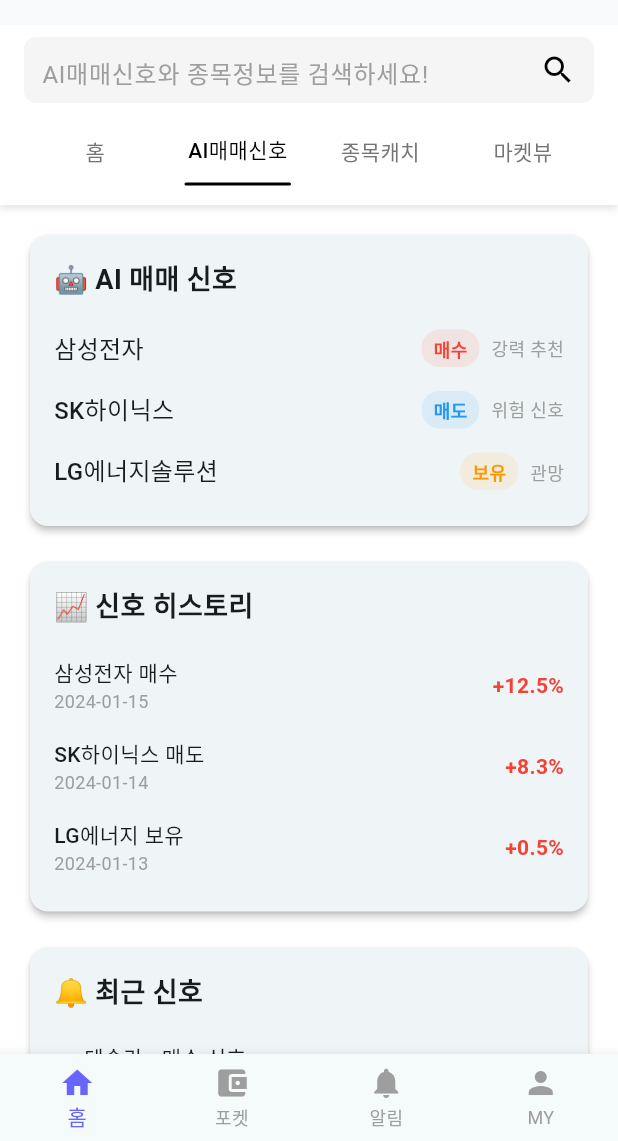
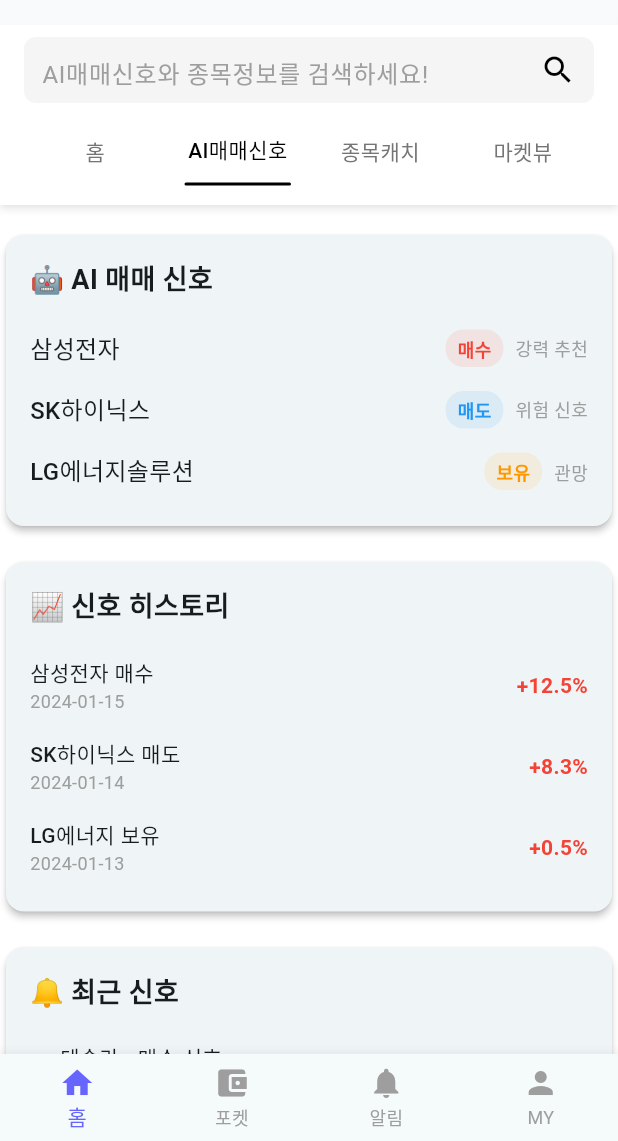
Before and after one commit to kind4u/rassi_clone, a Flutter app: the screen it shows after launch, after a tap on "AI매매신호", on a phone screen of 412 x 824 dp, the part 95-1236 px from its top. Run offline on Flutter 3.47's test engine with Material 3 defaults, Android fonts, the phone set to English and light mode, and no system bars.

Commit message:
home tab UI 수정(divider padding 이슈) / 비교분석 tab 추가

```diff
--- a/lib/components/common/ai_description_card.dart
+++ b/lib/components/common/ai_description_card.dart
@@ -64,7 +64,9 @@ class AiDescriptionCard extends StatelessWidget {
                   SizedBox(width: 12),
 
                   Row(
-                    crossAxisAlignment: CrossAxisAlignment.start,
+                    crossAxisAlignment: buyCount > sellCount
+                        ? CrossAxisAlignment.start
+                        : CrossAxisAlignment.end,
                     mainAxisSize: MainAxisSize.min,
                     children: [
                       // 매수 circle
--- /dev/null
+++ b/lib/components/common/compare_card.dart
@@ -0,0 +1,101 @@
+import 'package:flutter/material.dart';
+
+class CompareCard extends StatelessWidget {
+  const CompareCard({super.key});
+
+  @override
+  Widget build(BuildContext context) {
+    return Padding(
+      padding: const EdgeInsets.symmetric(vertical: 24.0),
+      child: Container(
+        padding: const EdgeInsets.all(16.0),
+        decoration: BoxDecoration(
+          color: Colors.white,
+          borderRadius: BorderRadius.circular(8.0),
+          boxShadow: [
+            BoxShadow(
+              color: Colors.black.withValues(alpha: 0.1),
+              spreadRadius: 6,
+              blurRadius: 8,
+              offset: const Offset(0, 0),
+            ),
+          ],
+        ),
+        child: Column(
+          children: [
+            TypeOfStock(
+              typeLabel: '메모리기판',
+              stockCount: 5,
+              percentageChange: 4.72,
+            ),
+
+            SizedBox(height: 16),
+            Container(height: 1, color: Colors.grey.shade300),
+            SizedBox(height: 16),
+
+            TypeOfStock(
+              typeLabel: 'FC-BGA',
+              stockCount: 3,
+              percentageChange: 2.99,
+            ),
+
+            SizedBox(height: 16),
+            Container(height: 1, color: Colors.grey.shade300),
+            SizedBox(height: 16),
+
+            TypeOfStock(
+              typeLabel: '원격의료',
+              stockCount: 4,
+              percentageChange: 2.63,
+            ),
+          ],
+        ),
+      ),
+    );
+  }
+}
+
+class TypeOfStock extends StatelessWidget {
+  final String typeLabel;
+  final int stockCount;
+  final double percentageChange;
+
+  const TypeOfStock({
+    super.key,
+    required this.typeLabel,
+    required this.stockCount,
+    required this.percentageChange,
+  });
+
+  @override
+  Widget build(BuildContext context) {
+    return Row(
+      mainAxisAlignment: MainAxisAlignment.spaceBetween,
+      children: [
+        Text(
+          typeLabel,
+          style: TextStyle(fontSize: 16, fontWeight: FontWeight.bold),
+        ),
+        Row(
+          mainAxisAlignment: MainAxisAlignment.center,
+          children: [
+            Text('$stockCount종목', style: TextStyle(fontSize: 16)),
+            SizedBox(width: 8),
+            Container(
+              decoration: BoxDecoration(
+                color: Color(0xFFFB535B),
+                borderRadius: BorderRadius.circular(8),
+              ),
+              padding: EdgeInsets.all(4.0),
+              child: Text(
+                '${percentageChange > 0 ? '+' : ''}${percentageChange.toStringAsFixed(2)}%',
+                style: TextStyle(color: Colors.white),
+                textAlign: TextAlign.center,
+              ),
+            ),
+          ],
+        ),
+      ],
+    );
+  }
+}
--- a/lib/pages/home/home_page.dart
+++ b/lib/pages/home/home_page.dart
@@ -87,7 +87,7 @@ class _HomePageState extends State<HomePage> with TickerProviderStateMixin {
             // ListView로 감싸서 NestedScrollView의 body로 사용
             // 이렇게 하면 헤더와 함께 스크롤되면서 overflow 방지
             return ListView(
-              padding: const EdgeInsets.all(16.0),
+              padding: EdgeInsets.only(top: 16.0),
               children: [HomeTabManager.getTabContent(index)],
             );
           },
--- a/lib/pages/home/home_tab_content.dart
+++ b/lib/pages/home/home_tab_content.dart
@@ -1,5 +1,6 @@
 import 'package:flutter/material.dart';
 import 'package:rassi_clone/components/common/ai_description_card.dart';
+import 'package:rassi_clone/components/common/compare_card.dart';
 import 'package:rassi_clone/components/common/pickword_card.dart';
 import '../../components/common/title_bar.dart';
 import '../../components/common/desk_component.dart';
@@ -34,7 +35,7 @@ class _HomeTabContentState extends State<HomeTabContent> {
           children: [
             // 라씨데스크 Title
             Padding(
-              padding: const EdgeInsets.symmetric(horizontal: 8.0),
+              padding: const EdgeInsets.symmetric(horizontal: 24.0),
               child: TitleBar(
                 title: "라씨데스크",
                 detailText: "더보기",
@@ -46,7 +47,7 @@ class _HomeTabContentState extends State<HomeTabContent> {
 
             // 라씨데스크 Component
             Padding(
-              padding: const EdgeInsets.symmetric(horizontal: 8.0),
+              padding: const EdgeInsets.symmetric(horizontal: 24.0),
               child: DeskComponent(onTap: () {}),
             ),
 
@@ -54,7 +55,7 @@ class _HomeTabContentState extends State<HomeTabContent> {
 
             // 라씨의 종목 Title
             Padding(
-              padding: const EdgeInsets.symmetric(horizontal: 8.0),
+              padding: const EdgeInsets.symmetric(horizontal: 24.0),
               child: TitleBar(
                 title: "라씨의 종목",
                 detailText: _pageDetailTexts[_currentPage], // 선택된 페이지에 따라 변경
@@ -66,7 +67,7 @@ class _HomeTabContentState extends State<HomeTabContent> {
 
             // 라씨의 종목 Components
             Padding(
-              padding: const EdgeInsets.symmetric(horizontal: 8.0),
+              padding: const EdgeInsets.symmetric(horizontal: 24.0),
               child: PageTabView(
                 onPageChanged: (index) {
                   // current page state에 따라 라씨의 종목 title text 변경
@@ -81,13 +82,13 @@ class _HomeTabContentState extends State<HomeTabContent> {
 
             // 매매신호 Title
             Padding(
-              padding: const EdgeInsets.symmetric(horizontal: 8.0),
+              padding: const EdgeInsets.symmetric(horizontal: 24.0),
               child: TitleBar(title: "오늘의 AI매매신호는?"),
             ),
 
             // 매매신호 Contents
             Padding(
-              padding: const EdgeInsets.symmetric(horizontal: 8.0),
+              padding: const EdgeInsets.symmetric(horizontal: 24.0),
               child: AiDescriptionCard(),
             ),
 
@@ -100,7 +101,7 @@ class _HomeTabContentState extends State<HomeTabContent> {
 
             // AI픽워드 Title
             Padding(
-              padding: const EdgeInsets.symmetric(horizontal: 8.0),
+              padding: const EdgeInsets.symmetric(horizontal: 24.0),
               child: TitleBar(
                 title: "AI픽워드",
                 detailText: "AI가 주가 상승에 영향을 주는 키워드만을 픽!",
@@ -109,7 +110,7 @@ class _HomeTabContentState extends State<HomeTabContent> {
 
             // AI픽워드 Contents
             Padding(
-              padding: const EdgeInsets.symmetric(horizontal: 8.0),
+              padding: const EdgeInsets.symmetric(horizontal: 24.0),
               child: PickwordCard(),
             ),
 
@@ -122,14 +123,14 @@ class _HomeTabContentState extends State<HomeTabContent> {
 
             // 비교종목 Title
             Padding(
-              padding: const EdgeInsets.symmetric(horizontal: 8.0),
+              padding: const EdgeInsets.symmetric(horizontal: 24.0),
               child: TitleBar(title: "비교해서 더 좋은 종목 찾기"),
             ),
 
             // 비교종목 Contents
             Padding(
-              padding: const EdgeInsets.symmetric(horizontal: 8.0),
-              child: AiDescriptionCard(),
+              padding: const EdgeInsets.symmetric(horizontal: 24.0),
+              child: CompareCard(),
             ),
 
             const SizedBox(height: 24),
@@ -141,7 +142,7 @@ class _HomeTabContentState extends State<HomeTabContent> {
 
             // 종목 캐치 Title
             Padding(
-              padding: const EdgeInsets.symmetric(horizontal: 8.0),
+              padding: const EdgeInsets.symmetric(horizontal: 24.0),
               child: TitleBar(
                 title: "라씨 매매비서가 캐치한 종목",
                 detailText: "더보기",
@@ -151,7 +152,7 @@ class _HomeTabContentState extends State<HomeTabContent> {
 
             // 종목 캐치 Contents
             Padding(
-              padding: const EdgeInsets.symmetric(horizontal: 8.0),
+              padding: const EdgeInsets.symmetric(horizontal: 24.0),
               child: AiDescriptionCard(),
             ),
 
@@ -164,7 +165,7 @@ class _HomeTabContentState extends State<HomeTabContent> {
 
             // 급상승 Title
             Padding(
-              padding: const EdgeInsets.symmetric(horizontal: 8.0),
+              padding: const EdgeInsets.symmetric(horizontal: 24.0),
               child: TitleBar(
                 title: "커뮤니티 활동 급상승",
                 detailText: "더보기",
```
